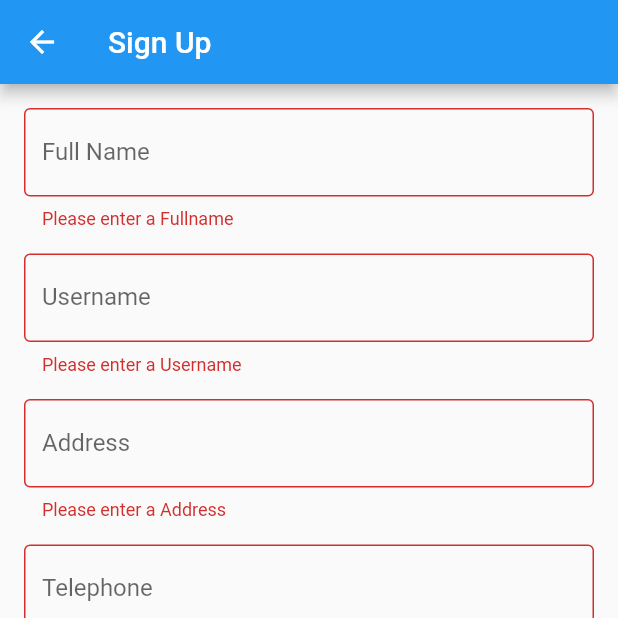
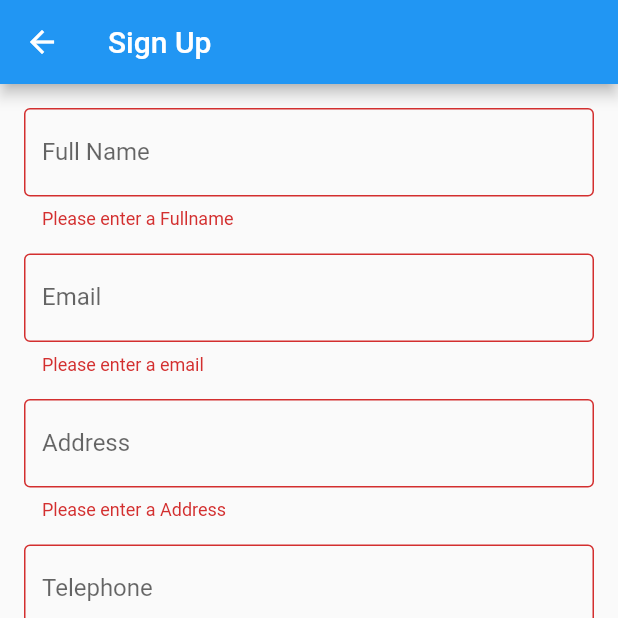
Before and after one commit to RealHack-4-0/Coding-Blinders, a Flutter app: the SignUpPage screen opened directly, after a tap on "Sign Up", on a phone screen of 412 x 824 dp, the top half of it. Run offline on Flutter 3.47's test engine with Material 2 defaults, Android fonts, the phone set to English and light mode, and no system bars; our stand-ins replace carousel_slider, flutter_svg, shared_preferences; accounts and stored records are empty; network calls fail.

```diff
--- a/CodingBlinders/lib/screens/signin.dart
+++ b/CodingBlinders/lib/screens/signin.dart
@@ -5,6 +5,8 @@ import 'dart:convert';
 import 'admin/admin_home.dart';
 import 'package:shared_preferences/shared_preferences.dart';
 import 'doctor/add_record.dart';
+import 'user/user_home.dart';
+import 'Staff/StaffNurseHome.dart';
 
 class SignInPage extends StatefulWidget {
   const SignInPage({Key? key}) : super(key: key);
@@ -163,7 +165,7 @@ class ChooseRole extends StatelessWidget {
       case 'admin':
         return RegistrationForm();
       case 'patient':
-        return PatientHome();
+        return HomeScreen();
       default:
         return Scaffold(
           body: Center(
--- a/CodingBlinders/lib/screens/signup.dart
+++ b/CodingBlinders/lib/screens/signup.dart
@@ -1,3 +1,4 @@
+import 'package:codingblinders/screens/signin.dart';
 import 'package:flutter/material.dart';
 import 'package:flutter/services.dart';
 import 'package:intl/intl.dart';
@@ -17,7 +18,7 @@ class _SignUpPageState extends State<SignUpPage> {
   String? _selectedGender,
       fullname,
       address,
-      username,
+      email,
       telephone,
       password,
       gender,
@@ -53,17 +54,17 @@ class _SignUpPageState extends State<SignUpPage> {
               SizedBox(height: 16.0),
               TextFormField(
                 decoration: InputDecoration(
-                  labelText: 'Username',
+                  labelText: 'Email',
                   border: OutlineInputBorder(),
                 ),
                 validator: (value) {
                   if (value == null || value.isEmpty) {
-                    return 'Please enter a Username';
+                    return 'Please enter a email';
                   }
                   return null;
                 },
                 onSaved: (value) {
-                  username = value;
+                  email = value;
                 },
               ),
               SizedBox(height: 16.0),
@@ -168,11 +169,11 @@ class _SignUpPageState extends State<SignUpPage> {
                 items: [
                   DropdownMenuItem(
                     child: Text('Male'),
-                    value: 'Male',
+                    value: 'male',
                   ),
                   DropdownMenuItem(
                     child: Text('Female'),
-                    value: 'Female',
+                    value: 'female',
                   ),
                   DropdownMenuItem(
                     child: Text('Other'),
@@ -221,7 +222,7 @@ class _SignUpPageState extends State<SignUpPage> {
     if (form != null && form.validate()) {
       form.save();
       print('Full Name: $fullname');
-      print('Username: $username');
+      print('email: $email');
       print('Address: $address');
       print('Telephone: $telephone');
       print('Password: $password');
@@ -229,8 +230,8 @@ class _SignUpPageState extends State<SignUpPage> {
       print('Gender: $gender');
 
       // Call the createUserAccount method with the collected attributes here
-      bool accountCreated = await createUserAccount(fullname!, address!,
-          username!, telephone!, password!, gender!, formatted_birthday!);
+      bool accountCreated = await createUserAccount(fullname!, address!, email!,
+          telephone!, password!, gender!, formatted_birthday!);
 
       if (accountCreated) {
         // If the account was created successfully, show a success message and navigate to the home screen
@@ -240,7 +241,12 @@ class _SignUpPageState extends State<SignUpPage> {
             duration: Duration(seconds: 2),
           ),
         );
-        Navigator.of(context).pushNamed('/home');
+        Navigator.push(
+                            context,
+                            MaterialPageRoute(
+                              builder: (context) => SignInPage(),
+                            ),
+                          )
       } else {
         // If there was an error creating the account, show an error message
         ScaffoldMessenger.of(context).showSnackBar(
@@ -254,7 +260,7 @@ class _SignUpPageState extends State<SignUpPage> {
   }
 }
 
-Future<bool> createUserAccount(String fullname, String address, String username,
+Future<bool> createUserAccount(String fullname, String address, String email,
     String telephone, String password, String gender, String birthday) async {
   final url =
       Uri.parse('https://api.realhack.saliya.ml:9696/api/v1/user/create');
@@ -264,7 +270,7 @@ Future<bool> createUserAccount(String fullname, String address, String username,
     body: json.encode({
       'name': fullname,
       'address': address,
-      'username': username,
+      'email': email,
       'telephone': telephone,
       'password': password,
       'gender': gender,
```
Also changed, not shown: CodingBlinders/lib/main.dart (+5 -10 lines), CodingBlinders/lib/screens/Staff/StaffNurseHome.dart (added, +82 -0 lines), CodingBlinders/lib/screens/user/addAppoinment.dart (added, +148 -0 lines), CodingBlinders/lib/screens/user/user_home.dart (+77 -111 lines), CodingBlinders/lib/screens/user/showAppoinment.dart (added).
